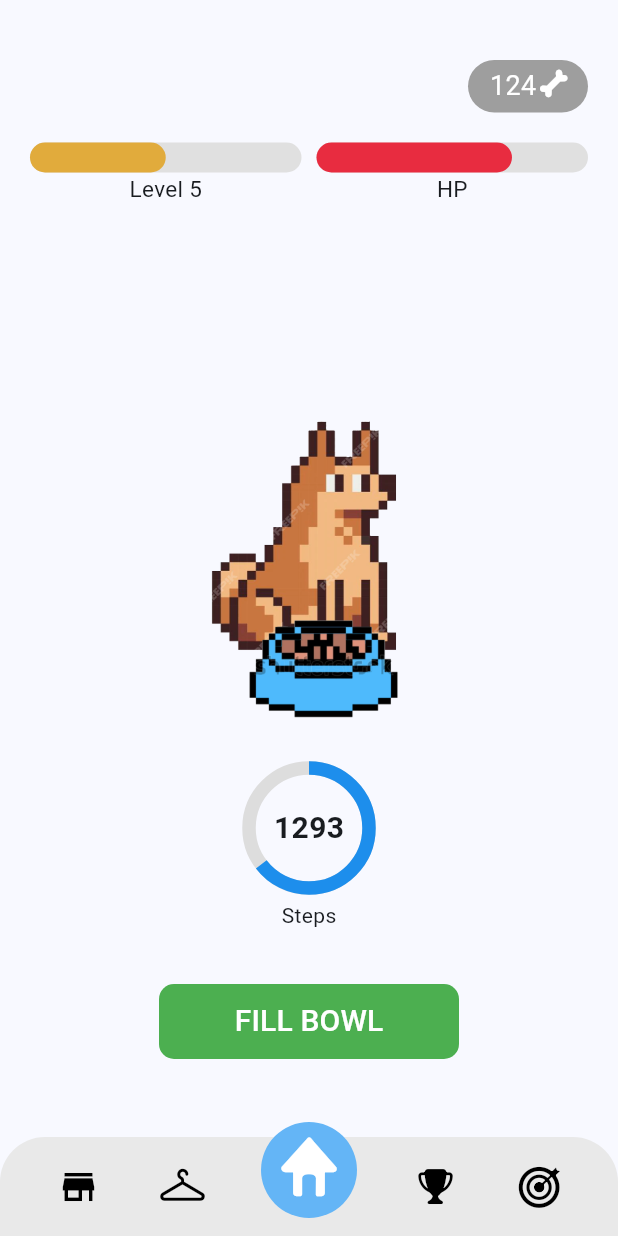
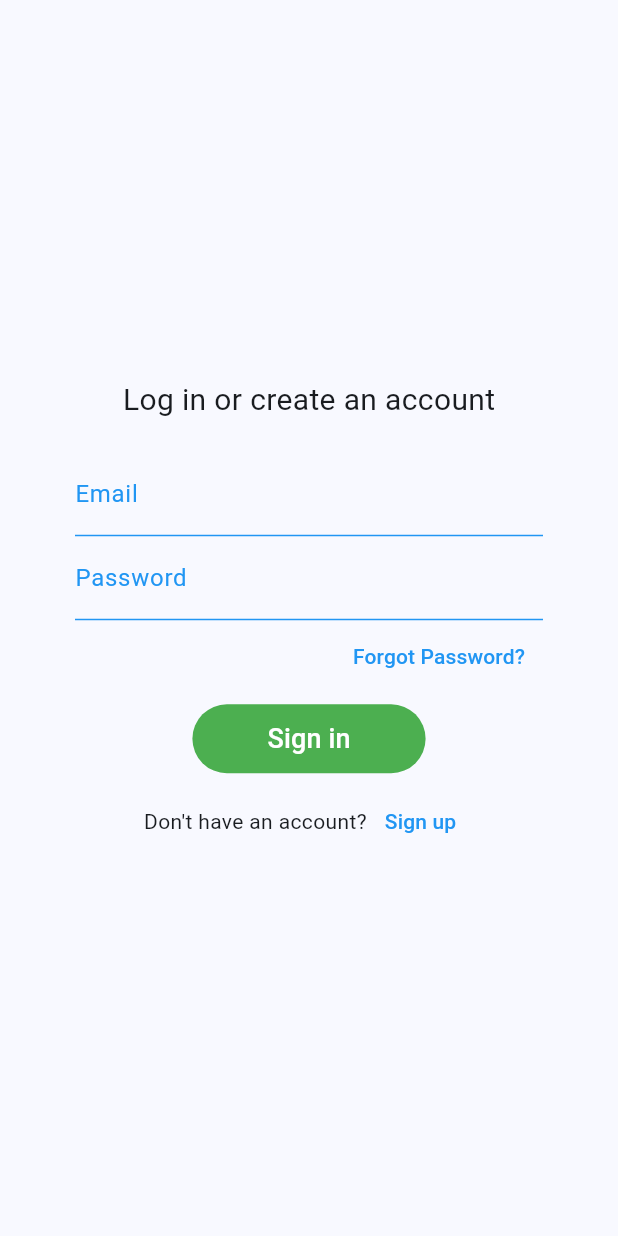
Before and after one commit to Spark-Pet/app, a Flutter app: the screen it shows after launch, on a phone screen of 412 x 824 dp. Run offline on Flutter 3.47's test engine with Material 2 defaults, Android fonts, the phone set to English and light mode, and no system bars.

Commit message:
Add login screen #1

```diff
--- /dev/null
+++ b/lib/screens/login.dart
@@ -0,0 +1,99 @@
+import 'package:flutter/material.dart';
+
+class LoginScreen extends StatelessWidget {
+  const LoginScreen({super.key, required this.notifyParent});
+
+  final Function(bool) notifyParent;
+
+  @override
+  Widget build(BuildContext context) {
+    return Scaffold(
+      body: Padding(
+        padding: const EdgeInsets.symmetric(horizontal: 50),
+        child: Column(
+          children: <Widget>[
+            const Spacer(),
+            const Text(
+              "Log in or create an account",
+              style: TextStyle(
+                fontSize: 20,
+              ),
+            ),
+            const SizedBox(height: 20),
+            const TextField(
+              decoration: InputDecoration(
+                labelText: 'Email',
+                enabledBorder: UnderlineInputBorder(
+                  borderSide: BorderSide(color: Colors.blue),
+                ),
+                focusedBorder: UnderlineInputBorder(
+                  borderSide: BorderSide(color: Colors.blue),
+                ),
+                labelStyle: TextStyle(color: Colors.blue),
+              ),
+            ),
+            const TextField(
+              decoration: InputDecoration(
+                labelText: 'Password',
+                enabledBorder: UnderlineInputBorder(
+                  borderSide: BorderSide(color: Colors.blue),
+                ),
+                focusedBorder: UnderlineInputBorder(
+                  borderSide: BorderSide(color: Colors.blue),
+                ),
+                labelStyle: TextStyle(color: Colors.blue),
+              ),
+              obscureText: true,
+            ),
+            Align(
+              alignment: Alignment.centerRight,
+              child: TextButton(
+                onPressed: () {},
+                child: const Text(
+                  'Forgot Password?',
+                  style: TextStyle(
+                    color: Colors.blue,
+                  ),
+                ),
+              ),
+            ),
+            TextButton(
+              child: Container(
+                decoration: const BoxDecoration(
+                  color: Colors.green,
+                  borderRadius: BorderRadius.all(Radius.circular(30)),
+                ),
+                child: const Padding(
+                  padding: EdgeInsets.symmetric(vertical: 10, horizontal: 50),
+                  child: Text(
+                    'Sign in',
+                    style: TextStyle(
+                      color: Colors.white,
+                      fontSize: 18,
+                    ),
+                  ),
+                )
+              ),
+              onPressed: () {
+                notifyParent(true);
+              },
+            ),
+            Row(mainAxisAlignment: MainAxisAlignment.center, children: [
+              const Text("Don't have an account?"),
+              TextButton(
+                child: const Text(
+                  'Sign up',
+                  style: TextStyle(
+                    color: Colors.blue,
+                  ),
+                ),
+                onPressed: () {},
+              )
+            ]),
+            const Spacer(),
+          ],
+        ),
+      ),
+    );
+  }
+}
--- a/lib/sparkpet.dart
+++ b/lib/sparkpet.dart
@@ -1,5 +1,6 @@
 import 'package:spark_pet/screens/challenges.dart';
 import 'package:spark_pet/screens/closet.dart';
+import 'package:spark_pet/screens/login.dart';
 import 'package:spark_pet/screens/store.dart';
 import 'package:spark_pet/screens/home.dart';
 import 'package:spark_pet/screens/leaderboard.dart';
@@ -17,7 +18,14 @@ class SparkPet extends StatefulWidget {
 class _SparkPetState extends State<SparkPet> {
   Container _modal = Container();
   int _currentPageIndex = 2;
+  bool _loggedIn = false;
   bool _showModal = false;
+
+  void updateLoginStatus(bool loggedIn) {
+    setState(() {
+      _loggedIn = loggedIn;
+    });
+  }
 
   void updatePageIndex(int newIndex) {
     setState(() {
@@ -41,7 +49,8 @@ class _SparkPetState extends State<SparkPet> {
         useMaterial3: true,
       ),
       home: Scaffold(
-        body: Stack(
+        body: SafeArea(
+          child: _loggedIn ? Stack(
             alignment: Alignment.bottomCenter,
             children: [
               <Widget>[
@@ -84,6 +93,10 @@ class _SparkPetState extends State<SparkPet> {
                 ],
               ),
             ],
+          )
+          : LoginScreen(
+            notifyParent: updateLoginStatus,
+          ),
         ),
       ),
     );
```
Lines whose indentation alone changed are shown as unchanged.
